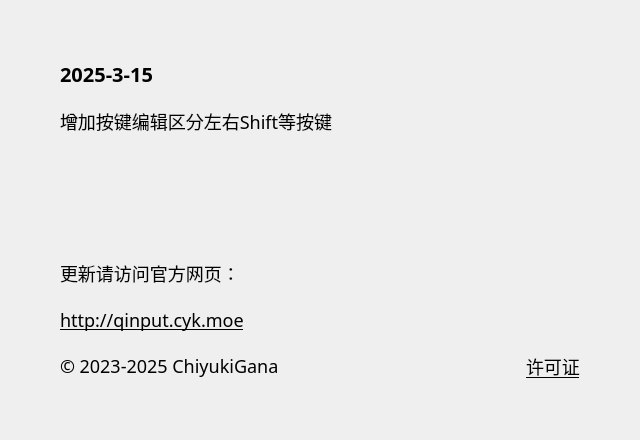
Old version of the form source/ui/AboutUi.ui in the repository ChiyukiGana/Quickinput.
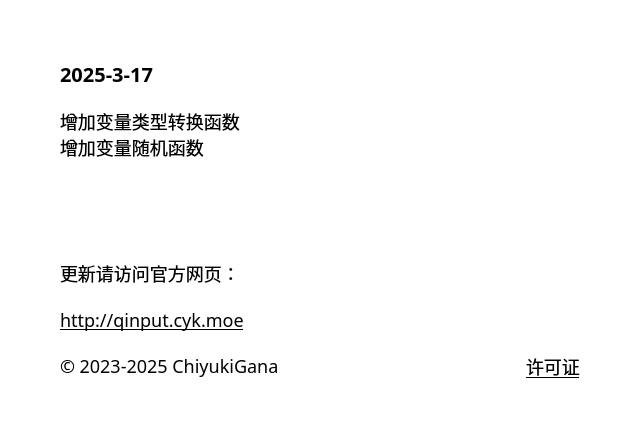
New version of the form.

Diff of the .ui file:
```diff
--- a/source/ui/AboutUi.ui
+++ b/source/ui/AboutUi.ui
@@ -32,7 +32,7 @@
    <string>About</string>
   </property>
   <property name="styleSheet">
-   <string notr="true">font-family:&quot;Microsoft YaHei&quot;;font-size:18px</string>
+   <string notr="true">#AboutUiClass{background:transparent}*{font-family:&quot;Microsoft YaHei&quot;;font-size:18px}</string>
   </property>
   <layout class="QVBoxLayout" name="verticalLayout">
    <property name="spacing">
@@ -52,6 +52,9 @@
    </property>
    <item>
     <widget class="QWidget" name="content_widget" native="true">
+     <property name="styleSheet">
+      <string notr="true">#content_widget{background:transparent}</string>
+     </property>
      <layout class="QVBoxLayout" name="verticalLayout_2">
       <property name="spacing">
        <number>20</number>
@@ -88,7 +91,7 @@
          <string notr="true">font-size:20px</string>
         </property>
         <property name="text">
-         <string>2025-3-15</string>
+         <string>2025-3-17</string>
         </property>
         <property name="textFormat">
          <enum>Qt::PlainText</enum>
@@ -104,7 +107,8 @@
          </sizepolicy>
         </property>
         <property name="text">
-         <string>增加按键编辑区分左右Shift等按键</string>
+         <string>增加变量类型转换函数
+增加变量随机函数</string>
         </property>
         <property name="textFormat">
          <enum>Qt::PlainText</enum>
```
